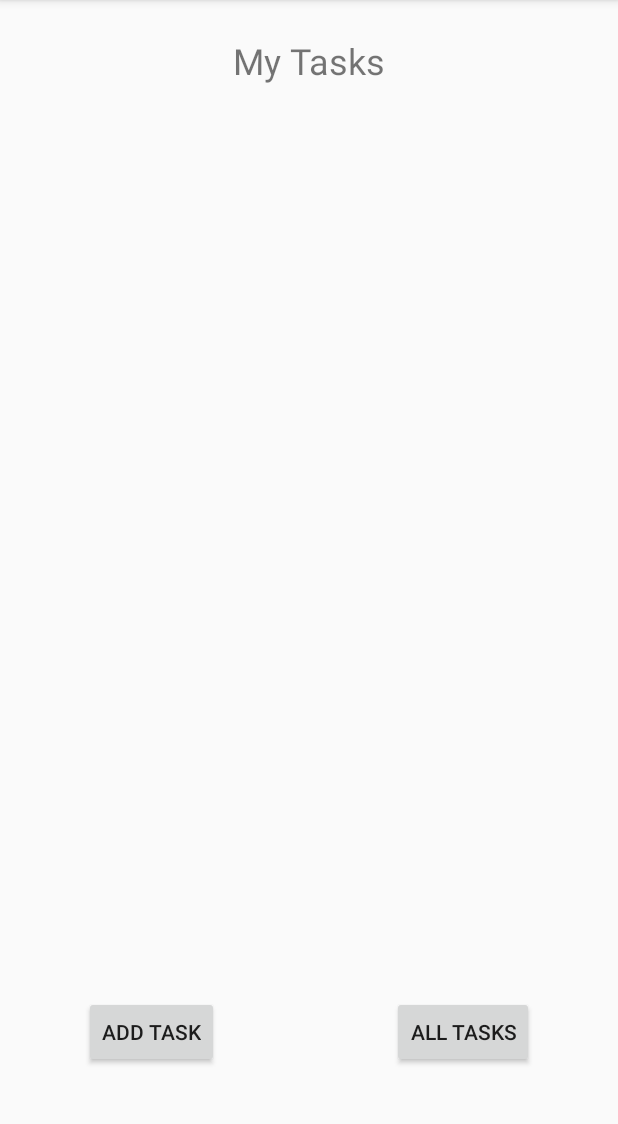
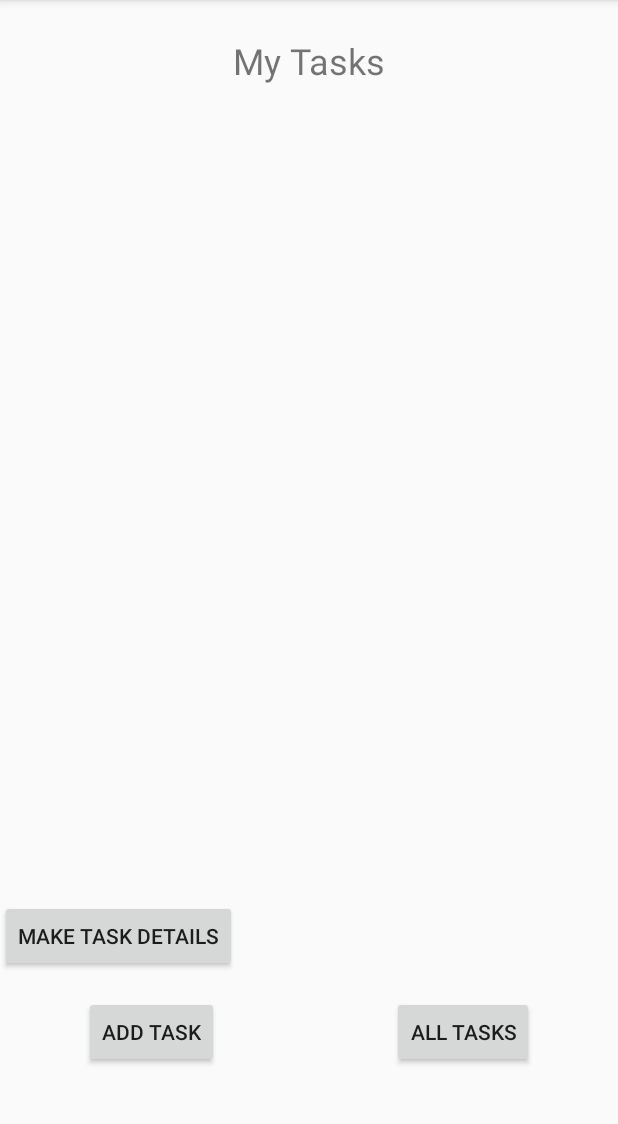
Before and after one commit to MKAbuMattar/taskmaster, an Android app: the screen it shows after launch (MainActivity), on a phone screen of 412 x 824 dp, the part 84-1208 px from its top. Run offline under Robolectric (Android 15) with nearby library versions, the phone set to English and light mode, and no system bars.

Commit message:
task detail

```diff
--- a/app/src/main/AndroidManifest.xml
+++ b/app/src/main/AndroidManifest.xml
@@ -26,6 +26,10 @@
             android:name=".AddTask"
             android:parentActivityName=".MainActivity"
             />
+        <activity
+            android:name=".TaskDetail"
+            android:parentActivityName=".MainActivity"
+            />
     </application>
 
 </manifest>
--- a/app/src/main/java/com/taskmaster/MainActivity.java
+++ b/app/src/main/java/com/taskmaster/MainActivity.java
@@ -18,21 +18,31 @@
 
     Button allTasksButton = findViewById(R.id.allTasksButton);
     allTasksButton.setOnClickListener(goToAllTasks);
+
+      Button makeDinnerButton = findViewById(R.id.makeTaskDetailsButton);
+      makeDinnerButton.setOnClickListener(goToTaskDetail);
   }
 
-  private View.OnClickListener goToNewTaskCreator = new View.OnClickListener() {
+  private final View.OnClickListener goToNewTaskCreator = new View.OnClickListener() {
     public void onClick(View v) {
       Intent i = new Intent(getBaseContext(), AddTask.class);
       startActivity(i);
     }
   };
 
-  private View.OnClickListener goToAllTasks = new View.OnClickListener() {
+  private final View.OnClickListener goToAllTasks = new View.OnClickListener() {
     public void onClick(View v) {
       Intent i = new Intent(getBaseContext(), AllTasks.class);
       startActivity(i);
     }
   };
 
+  private final View.OnClickListener goToTaskDetail = new View.OnClickListener() {
+    public void onClick(View v) {
+      Intent i = new Intent(getBaseContext(), TaskDetail.class);
+      startActivity(i);
+    }
+  };
+
 
 }
--- a/app/src/main/res/layout/activity_main.xml
+++ b/app/src/main/res/layout/activity_main.xml
@@ -49,5 +49,15 @@
         app:layout_constraintBottom_toBottomOf="parent"
         app:layout_constraintStart_toStartOf="parent" />
 
+    <Button
+        android:id="@+id/makeTaskDetailsButton"
+        android:layout_width="wrap_content"
+        android:layout_height="wrap_content"
+        android:layout_marginBottom="16dp"
+        android:text="@string/make_task_details"
+        app:layout_constraintBottom_toTopOf="@+id/addTaskButton"
+        tools:ignore="MissingConstraints"
+        tools:layout_editor_absoluteX="36dp" />
+
 
 </android.support.constraint.ConstraintLayout>
--- a/app/src/main/res/values/strings.xml
+++ b/app/src/main/res/values/strings.xml
@@ -8,4 +8,7 @@
     <string name="my_tasks">My Tasks</string>
     <string name="tasks_image_placeholder">Tasks Image Placeholder</string>
     <string name="all_tasks">All Tasks</string>
+    <string name="task_details">Task Details</string>
+    <string name="lorem_ipsum">Lorem Ipsum is simply dummy text of the printing and typesetting industry. Lorem Ipsum has been the industry\'s standard dummy text ever since the 1500s, when an unknown printer took a galley of type and scrambled it to make a type specimen book. It has survived not only five centuries, but also the leap into electronic typesetting, remaining essentially unchanged. It was popularised in the 1960s with the release of Letraset sheets containing Lorem Ipsum passages, and more recently with desktop publishing software like Aldus PageMaker including versions of Lorem Ipsum.</string>
+    <string name="make_task_details">Make Task Details</string>
 </resources>
```
Also changed, not shown: app/src/main/java/com/taskmaster/TaskDetail.java (added, +17 -0 lines), app/src/main/res/layout/activity_task_detail.xml (added, +36 -0 lines).
